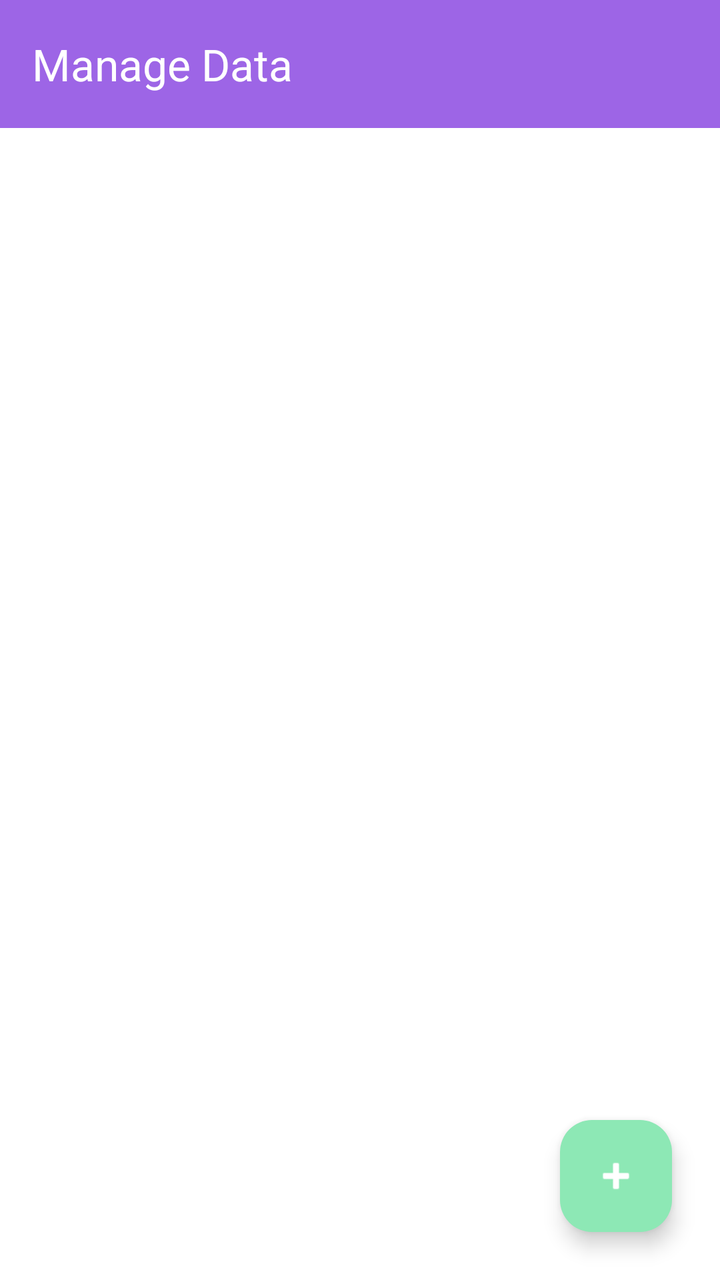
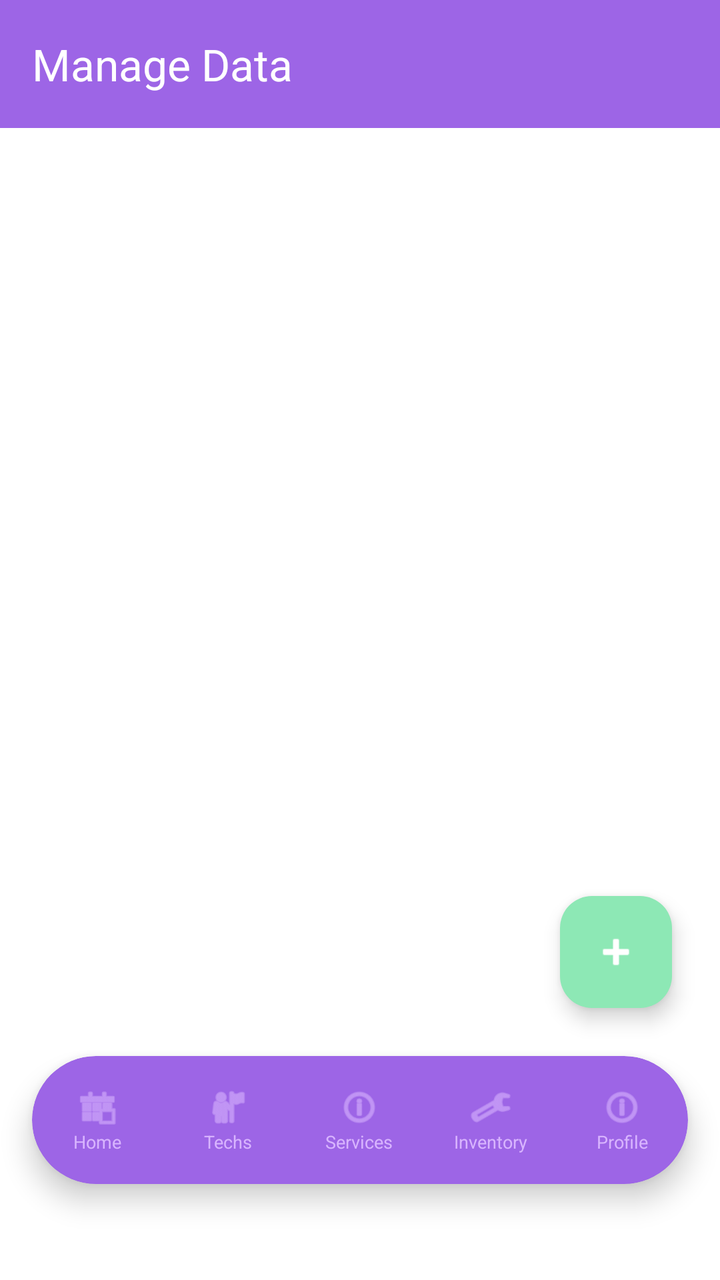

An Android layout rendered at two revisions. The XML below is the earlier revision; the diff shows what the commit changed to produce the second picture.
<!-- AndroidManifest.xml: application theme Theme.TechFix -->
<!-- res/layout/activity_admin_manage_data.xml -->
<?xml version="1.0" encoding="utf-8"?>
<androidx.constraintlayout.widget.ConstraintLayout 
    xmlns:android="http://schemas.android.com/apk/res/android"
    xmlns:app="http://schemas.android.com/apk/res-auto"
    xmlns:tools="http://schemas.android.com/tools"
    android:layout_width="match_parent"
    android:layout_height="match_parent"
    android:background="@color/surfaceColor"
    tools:context="com.techfix.app.admin.AdminManageDataActivity">

    
    <com.google.android.material.appbar.AppBarLayout
        android:id="@+id/appBar"
        android:layout_width="match_parent"
        android:layout_height="wrap_content"
        app:layout_constraintTop_toTopOf="parent">
        <androidx.appcompat.widget.Toolbar
            android:id="@+id/toolbar"
            android:layout_width="match_parent"
            android:layout_height="?attr/actionBarSize"
            android:background="@color/primaryColor"
            app:title="Manage Data"
            app:titleTextColor="@color/white" />
    </com.google.android.material.appbar.AppBarLayout>

    
    <androidx.recyclerview.widget.RecyclerView
        android:id="@+id/crudRecyclerView"
        android:layout_width="match_parent"
        android:layout_height="0dp"
        android:padding="8dp"
        app:layout_constraintTop_toBottomOf="@id/appBar"
        app:layout_constraintBottom_toBottomOf="parent" />

    
    <TextView
        android:id="@+id/crudEmptyStateText"
        android:layout_width="wrap_content"
        android:layout_height="wrap_content"
        android:text="No records found."
        android:textColor="@color/textSecondary"
        android:textSize="14sp"
        android:visibility="gone"
        app:layout_constraintTop_toTopOf="parent"
        app:layout_constraintBottom_toBottomOf="parent"
        app:layout_constraintStart_toStartOf="parent"
        app:layout_constraintEnd_toEndOf="parent" />

    
    <com.google.android.material.floatingactionbutton.FloatingActionButton
        android:id="@+id/fabAdd"
        android:layout_width="wrap_content"
        android:layout_height="wrap_content"
        android:layout_margin="24dp"
        android:src="@android:drawable/ic_input_add"
        android:contentDescription="Add New Record"
        app:tint="@color/white"
        app:backgroundTint="@color/secondaryColor"
        app:layout_constraintBottom_toBottomOf="parent"
        app:layout_constraintEnd_toEndOf="parent" />

</androidx.constraintlayout.widget.ConstraintLayout>
<!-- resources referenced by this layout -->
<resources>
  <color name="primaryColor">#9D65E6</color>
  <color name="secondaryColor">#8DE8B5</color>
  <color name="surfaceColor">#FFFFFF</color>
  <color name="textSecondary">#8B5CF6</color>
  <color name="white">#FFFFFFFF</color>
  <style name="Theme.TechFix" parent="Base.Theme.TechFix" />
  <style name="Base.Theme.TechFix" parent="Theme.Material3.DayNight.NoActionBar">
          
          <item name="colorPrimary">@color/primaryColor</item>
          <item name="colorPrimaryDark">@color/primaryDarkColor</item>
          <item name="colorSecondary">@color/secondaryColor</item>
          <item name="colorError">@color/errorColor</item>
          
          
          <item name="android:windowBackground">@color/backgroundColor</item>
          <item name="colorSurface">@color/surfaceColor</item>
          <item name="colorOnPrimary">@color/white</item>
          <item name="colorOnSecondary">@color/white</item>
      </style>
  <color name="primaryDarkColor">#6D28D9</color>
  <color name="errorColor">#EF4444</color>
  <color name="backgroundColor">#F7F2FE</color>
</resources>

<!-- the commit's change to res/layout/activity_admin_manage_data.xml (unified diff, before → after) -->
@@ -30,7 +30,7 @@
         android:layout_height="0dp"
         android:padding="8dp"
         app:layout_constraintTop_toBottomOf="@id/appBar"
-        app:layout_constraintBottom_toBottomOf="parent" />
+        app:layout_constraintBottom_toTopOf="@id/adminBottomNavigationCard" />
 
     
     <TextView
@@ -56,7 +56,145 @@
         android:contentDescription="Add New Record"
         app:tint="@color/white"
         app:backgroundTint="@color/secondaryColor"
-        app:layout_constraintBottom_toBottomOf="parent"
+        app:layout_constraintBottom_toTopOf="@id/adminBottomNavigationCard"
         app:layout_constraintEnd_toEndOf="parent" />
 
+    
+    <com.google.android.material.card.MaterialCardView
+        android:id="@+id/adminBottomNavigationCard"
+        android:layout_width="match_parent"
+        android:layout_height="64dp"
+        android:layout_marginHorizontal="16dp"
+        android:layout_marginTop="16dp"
+        android:layout_marginBottom="48dp"
+        app:cardCornerRadius="32dp"
+        app:cardElevation="8dp"
+        app:cardBackgroundColor="@color/primaryColor"
+        app:strokeWidth="0dp"
+        app:layout_constraintBottom_toBottomOf="parent">
+        
+        <LinearLayout
+            android:layout_width="match_parent"
+            android:layout_height="match_parent"
+            android:orientation="horizontal"
+            android:gravity="center_vertical">
+            
+            
+            <LinearLayout
+                android:id="@+id/navAdminHome"
+                android:layout_width="0dp"
+                android:layout_height="match_parent"
+                android:layout_weight="1"
+                android:gravity="center"
+                android:orientation="vertical">
+                <ImageView
+                    android:id="@+id/imgNavAdminHome"
+                    android:layout_width="22dp"
+                    android:layout_height="22dp"
+                    android:src="@android:drawable/ic_menu_today"
+                    app:tint="@color/primaryLightColor" />
+                <TextView
+                    android:id="@+id/txtNavAdminHome"
+                    android:layout_width="wrap_content"
+                    android:layout_height="wrap_content"
+                    android:text="Home"
+                    android:textSize="9sp"
+                    android:textColor="@color/primaryLightColor" />
+            </LinearLayout>
+
+            
+            <LinearLayout
+                android:id="@+id/navAdminTechs"
+                android:layout_width="0dp"
+                android:layout_height="match_parent"
+                android:layout_weight="1"
+                android:gravity="center"
+                android:orientation="vertical">
+                <ImageView
+                    android:id="@+id/imgNavAdminTechs"
+                    android:layout_width="22dp"
+                    android:layout_height="22dp"
+                    android:src="@android:drawable/ic_menu_myplaces"
+                    app:tint="@color/primaryLightColor" />
+                <TextView
+                    android:id="@+id/txtNavAdminTechs"
+                    android:layout_width="wrap_content"
+                    android:layout_height="wrap_content"
+                    android:text="Techs"
+                    android:textSize="9sp"
+                    android:textColor="@color/primaryLightColor" />
+            </LinearLayout>
+
+            
+            <LinearLayout
+                android:id="@+id/navAdminServices"
+                android:layout_width="0dp"
+                android:layout_height="match_parent"
+                android:layout_weight="1"
+                android:gravity="center"
+                android:orientation="vertical">
+                <ImageView
+                    android:id="@+id/imgNavAdminServices"
+                    android:layout_width="22dp"
+                    android:layout_height="22dp"
+                    android:src="@android:drawable/ic_menu_info_details"
+                    app:tint="@color/primaryLightColor" />
+                <TextView
+                    android:id="@+id/txtNavAdminServices"
+                    android:layout_width="wrap_content"
+                    android:layout_height="wrap_content"
+                    android:text="Services"
+                    android:textSize="9sp"
+                    android:textColor="@color/primaryLightColor" />
+            </LinearLayout>
+
+            
+            <LinearLayout
+                android:id="@+id/navAdminInventory"
+                android:layout_width="0dp"
+                android:layout_height="match_parent"
+                android:layout_weight="1"
+                android:gravity="center"
+                android:orientation="vertical">
+                <ImageView
+                    android:id="@+id/imgNavAdminInventory"
+                    android:layout_width="22dp"
+                    android:layout_height="22dp"
+                    android:src="@android:drawable/ic_menu_preferences"
+                    app:tint="@color/primaryLightColor" />
+                <TextView
+                    android:id="@+id/txtNavAdminInventory"
+                    android:layout_width="wrap_content"
+                    android:layout_height="wrap_content"
+                    android:text="Inventory"
+                    android:textSize="9sp"
+                    android:textColor="@color/primaryLightColor" />
+            </LinearLayout>
+
+            
+            <LinearLayout
+                android:id="@+id/navAdminProfile"
+                android:layout_width="0dp"
+                android:layout_height="match_parent"
+                android:layout_weight="1"
+                android:gravity="center"
+                android:orientation="vertical">
+                <ImageView
+                    android:id="@+id/imgNavAdminProfile"
+                    android:layout_width="22dp"
+                    android:layout_height="22dp"
+                    android:src="@android:drawable/ic_menu_info_details"
+                    app:tint="@color/primaryLightColor" />
+                <TextView
+                    android:id="@+id/txtNavAdminProfile"
+                    android:layout_width="wrap_content"
+                    android:layout_height="wrap_content"
+                    android:text="Profile"
+                    android:textSize="9sp"
+                    android:textColor="@color/primaryLightColor" />
+            </LinearLayout>
+            
+        </LinearLayout>
+    </com.google.android.material.card.MaterialCardView>
+
 </androidx.constraintlayout.widget.ConstraintLayout>
<!-- resource entries referenced after the edit -->
@@ -1,6 +1,7 @@
 <!-- resources referenced by this layout -->
 <resources>
   <color name="primaryColor">#9D65E6</color>
+  <color name="primaryLightColor">#D8B4FE</color>
   <color name="secondaryColor">#8DE8B5</color>
   <color name="surfaceColor">#FFFFFF</color>
   <color name="textSecondary">#8B5CF6</color>
